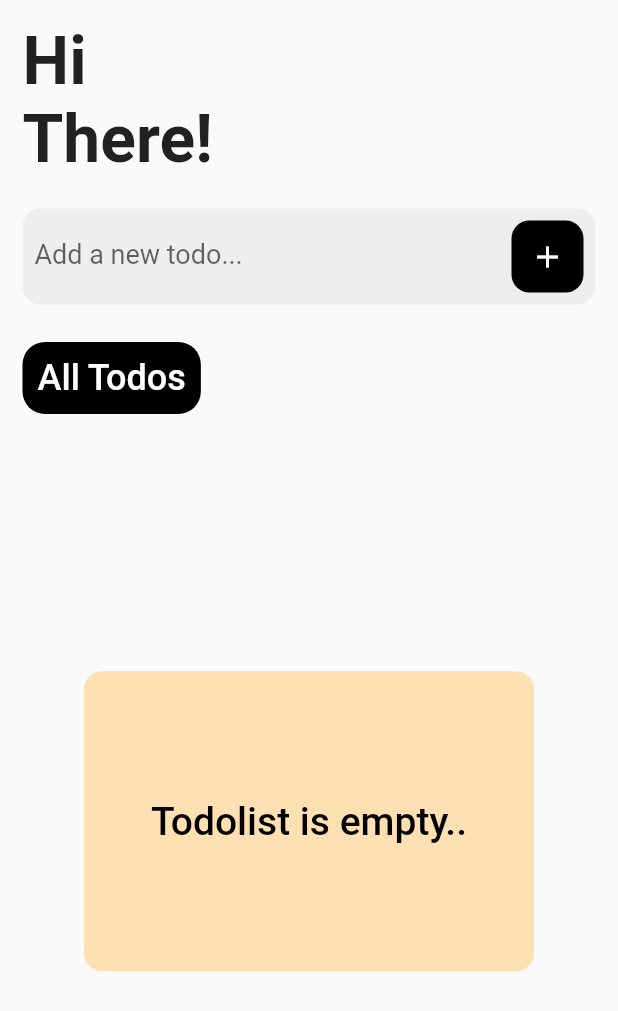
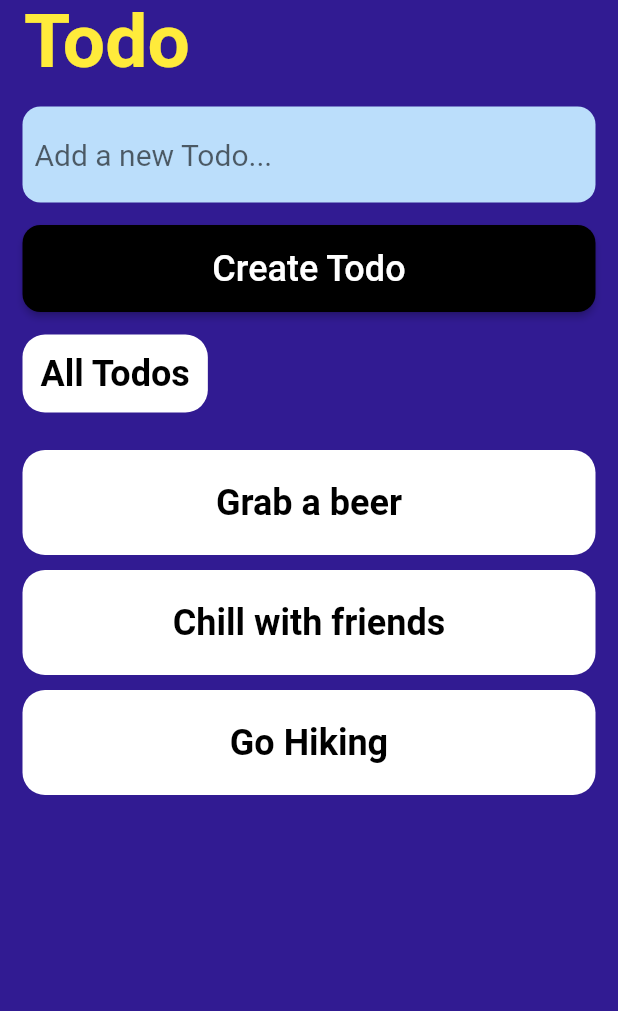
Before and after one commit to uvineet53/todo_tutorial, a Flutter app: the screen it shows after launch, on a phone screen of 412 x 824 dp. Shown: the top 1011 px of the screen. Run offline on Flutter 3.47's test engine with Material 2 defaults, Android fonts, the phone set to English and light mode, and no system bars; our stand-ins replace firebase_core; accounts and stored records are empty.

Commit message:
first commit

```diff
--- a/lib/constants.dart
+++ /dev/null
@@ -1,49 +0,0 @@
-import 'package:flutter/material.dart';
-
-var headingText = Text(
-  "Hi\nThere!",
-  style: TextStyle(
-    fontSize: 44,
-    fontWeight: FontWeight.bold,
-  ),
-);
-List<Color> colors = [
-  Colors.purple[100],
-  Colors.yellow[100],
-  Colors.green[100],
-  Colors.orange[100],
-  Colors.brown[100],
-];
-
-var emptyList = Center(
-  child: Container(
-    height: 200,
-    width: 300,
-    padding: EdgeInsets.all(15),
-    decoration: BoxDecoration(
-      borderRadius: BorderRadius.circular(12),
-      color: colors[3],
-    ),
-    child: Center(
-      child: Text(
-        "Todolist is empty..",
-        style: TextStyle(
-          color: Colors.black,
-          fontSize: 26,
-          fontWeight: FontWeight.w500,
-        ),
-      ),
-    ),
-  ),
-);
-
-var allTodo = Container(
-  padding: EdgeInsets.all(10),
-  decoration: BoxDecoration(
-      borderRadius: BorderRadius.circular(15), color: Colors.black),
-  child: Text(
-    "All Todos",
-    style: TextStyle(
-        fontSize: 24, fontWeight: FontWeight.w500, color: Colors.white),
-  ),
-);
--- /dev/null
+++ b/lib/data/todoData.dart
@@ -0,0 +1,7 @@
+import 'package:flutter/material.dart';
+
+List<String> todo = [
+  "Grab a beer",
+  "Chill with friends",
+  "Go Hiking",
+];
--- a/lib/home.dart
+++ b/lib/home.dart
@@ -1,7 +1,8 @@
-import 'dart:math';
 import 'package:flutter/material.dart';
-import 'package:date_format/date_format.dart';
-import 'package:todo_tutorial/constants.dart';
+import 'package:todo_tutorial/widgets/allTodotitle.dart';
+import 'package:todo_tutorial/widgets/emptyList.dart';
+import 'package:todo_tutorial/widgets/todoWidget.dart';
+import 'data/todoData.dart';
 
 class Home extends StatefulWidget {
   @override
@@ -9,120 +10,85 @@ class Home extends StatefulWidget {
 }
 
 class _HomeState extends State<Home> {
-  TextEditingController _todoController = new TextEditingController();
-  List<Map<String, dynamic>> todo = [];
+  var _todoController = TextEditingController();
+
   @override
   Widget build(BuildContext context) {
     return Scaffold(
-      body: SafeArea(
-        child: Padding(
+      appBar: AppBar(
+        title: Text(
+          "Todo",
+          style: TextStyle(
+              fontSize: 50, color: Colors.yellow, fontWeight: FontWeight.bold),
+        ),
+        backgroundColor: Theme.of(context).scaffoldBackgroundColor,
+        elevation: 0.0,
+      ),
+      body: Padding(
         padding: const EdgeInsets.all(15.0),
         child: Column(
           crossAxisAlignment: CrossAxisAlignment.start,
           children: [
-              headingText,
-              SizedBox(
-                height: 20,
-              ),
             Container(
               padding: EdgeInsets.all(8),
               decoration: BoxDecoration(
+                color: Colors.blue[100],
                 borderRadius: BorderRadius.circular(12),
-                  color: Colors.grey[200],
               ),
               child: TextField(
                 controller: _todoController,
-                  maxLines: 1,
-                  style: TextStyle(
-                    fontSize: 18,
-                  ),
+                style: TextStyle(fontSize: 20),
                 decoration: InputDecoration(
+                  hintText: "Add a new Todo...",
                   enabledBorder: InputBorder.none,
                   focusedBorder: InputBorder.none,
-                    hintText: "Add a new todo...",
-                    suffixIcon: Container(
-                      decoration: BoxDecoration(
-                        borderRadius: BorderRadius.circular(12),
-                        color: Colors.black,
-                      ),
-                      child: IconButton(
-                        color: Colors.white,
-                        icon: Icon(Icons.add),
-                        onPressed: () {
-                          setState(() {
-                            _todoController.text != null ||
-                                    _todoController.text != ""
-                                ? todo.add({
-                                    "title": _todoController.text,
-                                    "date": "${formatDate(DateTime.now(), [
-                                      d,
-                                      ' ',
-                                      M,
-                                      '\'',
-                                      yy
-                                    ])}",
-                                    "color": colors[
-                                        Random().nextInt(colors.length - 1)],
-                                    "checked": false,
-                                  })
-                                : print("Text is null");
-                            _todoController.clear();
-                          });
-                        },
-                      ),
-                    ),
                 ),
               ),
             ),
             SizedBox(
-                height: 25,
+              height: 15,
             ),
-              allTodo,
             SizedBox(
-                height: 10,
+              width: double.infinity,
+              child: RaisedButton(
+                padding: EdgeInsets.all(15),
+                shape: RoundedRectangleBorder(
+                    borderRadius: BorderRadius.circular(12)),
+                textColor: Colors.white,
+                color: Colors.black,
+                onPressed: () {
+                  print("Todo Created");
+                  setState(() {
+                    todo.add(_todoController.text);
+                    _todoController.clear();
+                  });
+                },
+                child: Text(
+                  "Create Todo",
+                  style: TextStyle(fontSize: 24),
                 ),
-              Expanded(
-                child: todo.length == 0
-                    ? emptyList
-                    : ListView.builder(
+              ),
+            ),
+            SizedBox(
+              height: 15,
+            ),
+            allTodo(),
+            SizedBox(
+              height: 15,
+            ),
+            todo.length == 0
+                ? emptyList()
+                : Expanded(
+                    child: ListView.builder(
                     itemCount: todo.length,
                     itemBuilder: (context, index) {
-                          print(todo.length);
                       return Dismissible(
-                            key: Key("todo${todo[index]}"),
-                            onDismissed: (direction) {
-                              setState(() {
-                                todo.removeAt(index);
-                                print("removed at index $index");
-                              });
+                          key: Key(todo[index]),
+                          onDismissed: (direction) => todo.remove(todo[index]),
+                          child: todoWidget(todo[index]));
                     },
-                            child: Container(
-                              margin: EdgeInsets.only(top: 10),
-                              decoration: BoxDecoration(
-                                borderRadius: BorderRadius.circular(12),
-                                color: todo[index]["color"],
-                              ),
-                              child: ListTile(
-                                leading: Checkbox(
-                                  value: todo[index]['checked'],
-                                  activeColor: Colors.black,
-                                  onChanged: (newValue) {
-                                    setState(() {
-                                      todo[index]["checked"] = newValue;
-                                      print("changed");
-                                    });
-                                  },
-                                ),
-                                title: Text(todo[index]["title"]),
-                                trailing: Text(todo[index]["date"]),
-                              ),
-                            ),
-                          );
-                        },
-                      ),
-              ),
+                  )),
           ],
-          ),
         ),
       ),
     );
--- a/lib/main.dart
+++ b/lib/main.dart
@@ -1,7 +1,10 @@
+import 'package:firebase_core/firebase_core.dart';
 import 'package:flutter/material.dart';
 import 'package:todo_tutorial/home.dart';
 
-void main() {
+void main() async {
+  WidgetsFlutterBinding.ensureInitialized();
+  await Firebase.initializeApp();
   runApp(MyApp());
 }
 
@@ -9,6 +12,9 @@ class MyApp extends StatelessWidget {
   @override
   Widget build(BuildContext context) {
     return MaterialApp(
+      theme: ThemeData(
+        scaffoldBackgroundColor: Colors.deepPurple[900],
+      ),
       home: Home(),
     );
   }
--- /dev/null
+++ b/lib/widgets/allTodotitle.dart
@@ -0,0 +1,16 @@
+import 'package:flutter/material.dart';
+
+Container allTodo() {
+  return Container(
+    padding: EdgeInsets.all(12),
+    decoration: BoxDecoration(
+      color: Colors.white,
+      borderRadius: BorderRadius.circular(15),
+    ),
+    child: Text(
+      "All Todos",
+      style: TextStyle(
+          color: Colors.black, fontWeight: FontWeight.bold, fontSize: 24),
+    ),
+  );
+}
--- /dev/null
+++ b/lib/widgets/todoWidget.dart
@@ -0,0 +1,20 @@
+import 'package:flutter/material.dart';
+
+Widget todoWidget(String title) {
+  return Container(
+    height: 70,
+    margin: EdgeInsets.only(top: 10),
+    padding: EdgeInsets.all(12),
+    decoration: BoxDecoration(
+      color: Colors.white,
+      borderRadius: BorderRadius.circular(15),
+    ),
+    child: Center(
+      child: Text(
+        title,
+        style: TextStyle(
+            fontSize: 24, fontWeight: FontWeight.bold, color: Colors.black),
+      ),
+    ),
+  );
+}
--- a/pubspec.yaml
+++ b/pubspec.yaml
@@ -23,8 +23,10 @@ environment:
 dependencies:
   flutter:
     sdk: flutter
+  cloud_firestore: ^0.14.4
   cupertino_icons: ^1.0.0
   date_format: ^1.0.9
+  firebase_core: ^0.5.3
 
 dev_dependencies:
   flutter_test:
```
Also changed, not shown: lib/widgets/emptyList.dart (added, +20 -0 lines), pubspec.lock, 3 other files. Lines whose indentation alone changed are shown as unchanged.
